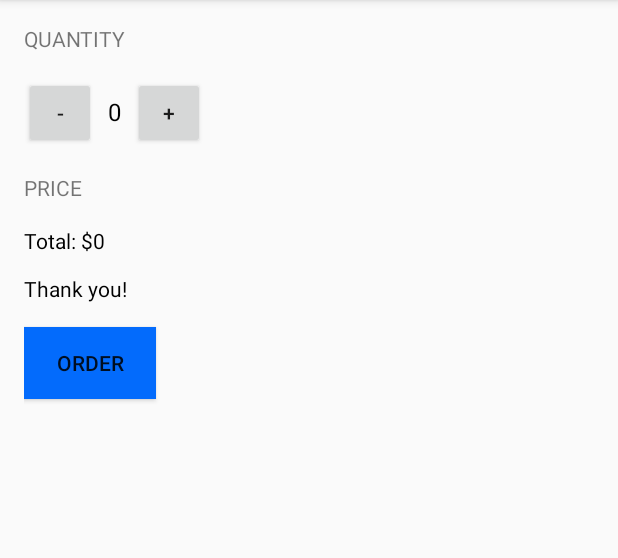
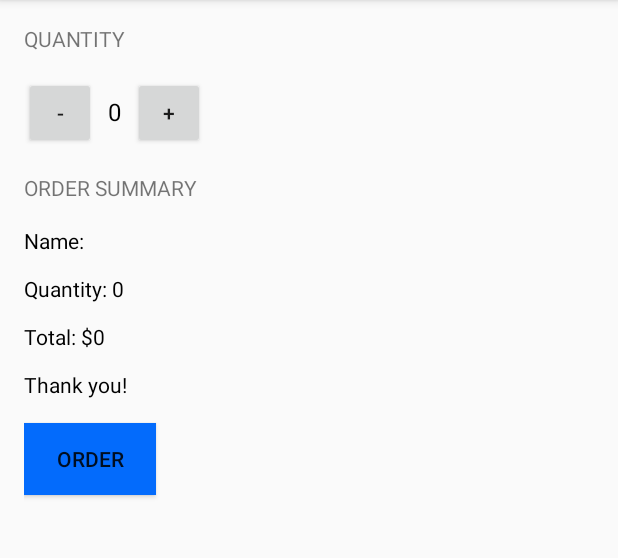
Before and after one commit to chungkev7/Just-Java, an Android app: the screen it shows after launch (MainActivity), after a tap on "ORDER", on a phone screen of 412 x 824 dp, the part 84-642 px from its top. Run offline under Robolectric (Android 15) with nearby library versions, the phone set to English and light mode, and no system bars.

Commit message:
Added a couple more lines in output, edited methods

```diff
--- a/app/src/main/java/com/example/android/justjava/MainActivity.java
+++ b/app/src/main/java/com/example/android/justjava/MainActivity.java
@@ -4,7 +4,6 @@ import android.os.Bundle;
 import android.view.View;
 import androidx.appcompat.app.AppCompatActivity;
 import android.widget.TextView;
-import java.text.NumberFormat;
 
 /**
  * This app displays an order form to order coffee.
@@ -24,7 +23,7 @@ public class MainActivity extends AppCompatActivity {
      */
     public void increment(View view) {
         quantity += 1;
-        display(quantity);
+        displayQuantity(quantity);
     }
 
     /**
@@ -34,39 +33,55 @@ public class MainActivity extends AppCompatActivity {
         if (quantity != 0) {
             quantity -= 1;
         }
-        display(quantity);
+        displayQuantity(quantity);
     }
 
     /**
      * This method is called when the order button is clicked.
      */
     public void submitOrder(View view) {
+        int price = calculatePrice();
+        displayMessage(createOrderSummary(price));
+    }
+
+    /**
+     * Calculates the price of the order
+     *
+     * @return total price
+     */
+    private int calculatePrice(){
         int price = quantity * 5;
-        String priceMessage="Total: $" + price + "\n\nThank you!";
-        displayMessage(priceMessage);
+        return price;
+    }
+
+    /**
+     * Create a summary of the order
+     *
+     * @param price of the order
+     * @return text summary
+     */
+    private String createOrderSummary(int price) {
+        String priceMessage = "Name:";
+        priceMessage += "\n\nQuantity: " + quantity;
+        priceMessage += "\n\nTotal: $" + price;
+        priceMessage += "\n\nThank you!";
+        return priceMessage;
+
     }
 
     /**
      * This method displays the given quantity value on the screen.
      */
-    private void display(int number) {
+    private void displayQuantity(int numberOfCoffees) {
         TextView quantityTextView = (TextView) findViewById(R.id.quantity_text_view);
-        quantityTextView.setText("" + number);
-    }
-
-    /**
-     * This method displays the given price on the screen.
-     */
-    private void displayPrice(int number) {
-        TextView priceTextView = (TextView) findViewById(R.id.price_text_view);
-        priceTextView.setText(NumberFormat.getCurrencyInstance().format(number));
+        quantityTextView.setText("" + numberOfCoffees);
     }
 
     /**
      * This method displays the given text on the screen
      */
     private void displayMessage(String message) {
-        TextView priceTextView = (TextView) findViewById(R.id.price_text_view);
-        priceTextView.setText(message);
+        TextView orderSummaryTextView = (TextView) findViewById(R.id.order_summary_text_view);
+        orderSummaryTextView.setText(message);
     }
 }
--- a/app/src/main/res/layout/activity_main.xml
+++ b/app/src/main/res/layout/activity_main.xml
@@ -50,11 +50,11 @@
         android:layout_width="wrap_content"
         android:layout_height="wrap_content"
         android:layout_marginTop="16dp"
-        android:text="Price"
+        android:text="Order Summary"
         android:textAllCaps="true" />
 
     <TextView
-        android:id="@+id/price_text_view"
+        android:id="@+id/order_summary_text_view"
         android:layout_width="wrap_content"
         android:layout_height="wrap_content"
         android:layout_marginTop="16dp"
```
